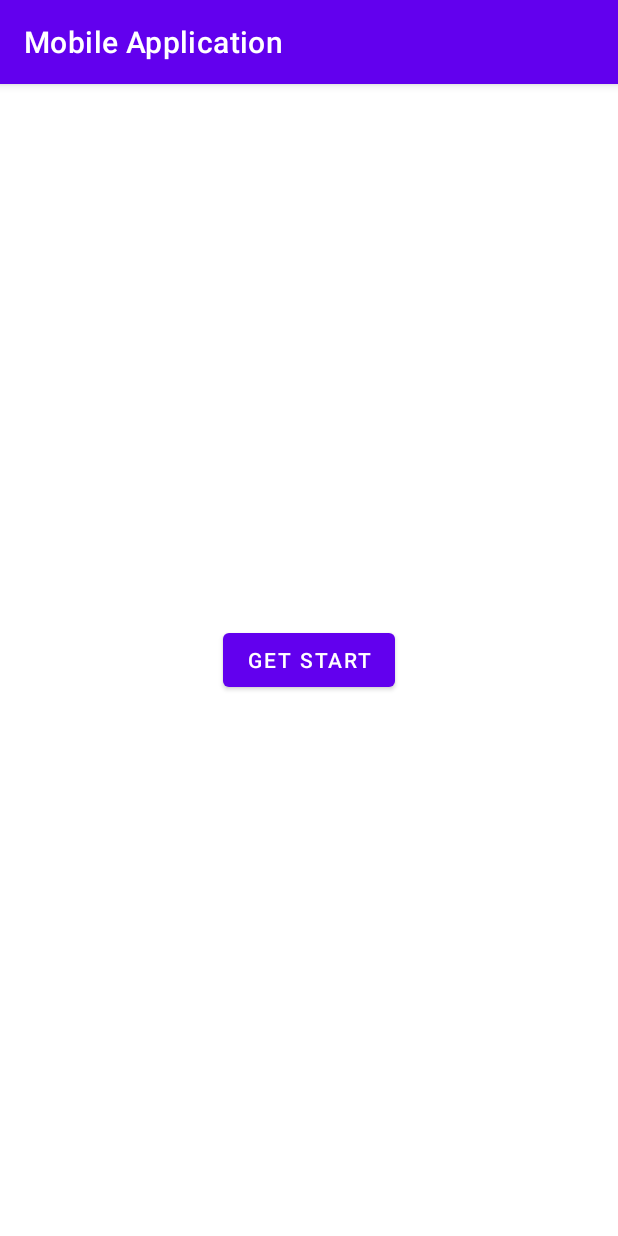
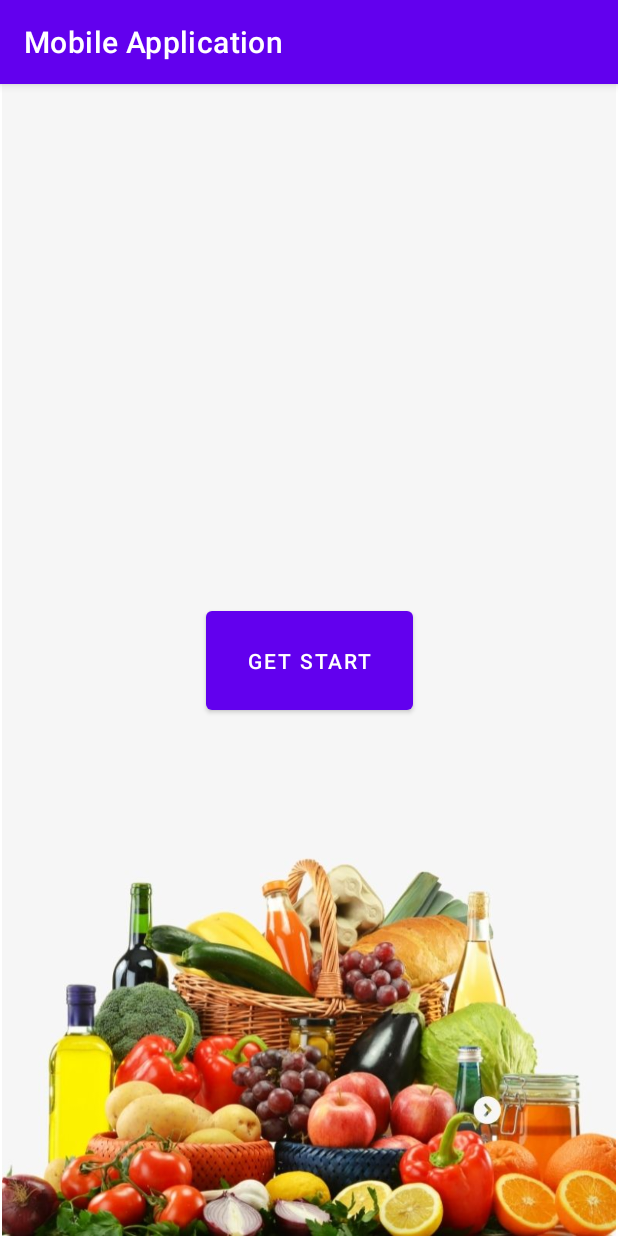
Before and after one commit to SahanPunchihewa/MAD-Project-Y2-S2, an Android app: the screen it shows after launch (MainActivity), on a phone screen of 412 x 824 dp. Run offline under Robolectric (Android 15) with nearby library versions, the phone set to English and light mode, and no system bars.

Commit message:
font page

```diff
--- a/app/src/main/res/layout/activity_main.xml
+++ b/app/src/main/res/layout/activity_main.xml
@@ -8,11 +8,23 @@
 
     <Button
         android:id="@+id/getStartbtn"
-        android:layout_width="wrap_content"
-        android:layout_height="wrap_content"
+        android:layout_width="138dp"
+        android:layout_height="78dp"
         android:text="@string/button"
         app:layout_constraintBottom_toBottomOf="parent"
         app:layout_constraintEnd_toEndOf="parent"
         app:layout_constraintStart_toStartOf="parent"
         app:layout_constraintTop_toTopOf="parent" />
+
+    <ImageView
+        android:id="@+id/imageView"
+        android:layout_width="wrap_content"
+        android:layout_height="wrap_content"
+        app:layout_constraintBottom_toBottomOf="parent"
+        app:layout_constraintEnd_toEndOf="parent"
+        app:layout_constraintHorizontal_bias="0.0"
+        app:layout_constraintStart_toStartOf="parent"
+        app:layout_constraintTop_toTopOf="parent"
+        app:layout_constraintVertical_bias="0.0"
+        app:srcCompat="@drawable/et" />
 </androidx.constraintlayout.widget.ConstraintLayout>
--- a/app/src/main/res/values/strings.xml
+++ b/app/src/main/res/values/strings.xml
@@ -1,4 +1,5 @@
 <resources>
     <string name="app_name">Mobile Application</string>
     <string name="button">Get Start</string>
+    <string name="getStartbtn">getStartbtn</string>
 </resources>
```
Also changed, not shown: app/src/main/res/drawable/et.jpg (added).
